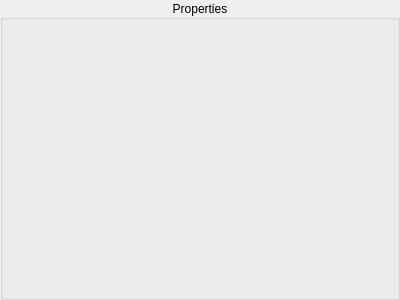
Above: vstreamer/client/list/PropertiesWidget.ui from As-You-Like/video-streamer before the change. Below: the same form after it.
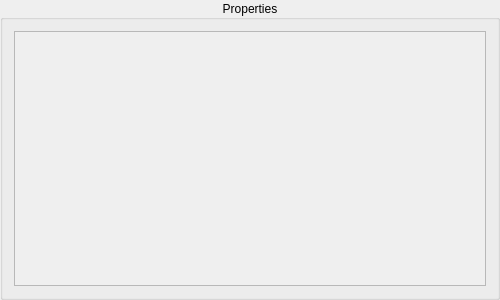
That is the form after the change.

Commit message: Fully implemented usage of additional properties

```diff
--- a/vstreamer/client/list/PropertiesWidget.ui
+++ b/vstreamer/client/list/PropertiesWidget.ui
@@ -6,7 +6,7 @@
    <rect>
     <x>0</x>
     <y>0</y>
-    <width>400</width>
+    <width>500</width>
     <height>300</height>
    </rect>
   </property>
@@ -19,28 +19,65 @@
         <property name="alignment">
             <set>Qt::AlignCenter</set>
         </property>
-        <layout name="verticalLayout" class="QVBoxLayout">
+  <layout class="QVBoxLayout" name="verticalLayout">
+   <property name="spacing">
+    <number>10</number>
+   </property>
+   <item>
+    <widget class="QScrollArea" name="scrollArea">
+     <property name="widgetResizable">
+      <bool>true</bool>
+     </property>
+     <widget class="QWidget" name="scrollAreaWidgetContents">
+      <property name="geometry">
+       <rect>
+        <x>0</x>
+        <y>0</y>
+        <width>478</width>
+        <height>257</height>
+       </rect>
+      </property>
+      <property name="minimumSize">
+       <size>
+        <width>0</width>
+        <height>100</height>
+       </size>
+      </property>
+      <layout class="QVBoxLayout" name="verticalLayout_2">
             <property name="spacing">
                 <number>12</number>
             </property>
             <item>
-                <widget name="title_label" class="QLabel">
+        <widget class="QLabel" name="title_label">
                     <property name="styleSheet">
                         <string notr="true">font: 22pt;</string>
                     </property>
                     <property name="text">
-                        <string />
-                    </property>
+          <string/>
+         </property>
+         <property name="wordWrap">
+          <bool>true</bool>
+         </property>
                 </widget>
             </item>
             <item>
-                <widget name="properties_info_label" class="QLabel">
+        <widget class="QLabel" name="description_label">
+         <property name="text">
+          <string/>
+         </property>
+        </widget>
+       </item>
+       <item>
+        <widget class="QLabel" name="properties_info_label">
                     <property name="styleSheet">
                         <string notr="true">font: 15pt;
                         </string>
                     </property>
                     <property name="text">
-                        <string />
+          <string/>
+         </property>
+         <property name="wordWrap">
+          <bool>true</bool>
                     </property>
                 </widget>
             </item>
@@ -55,12 +92,15 @@
                 </layout>
             </item>
             <item>
-                <widget name="other_properties_info_label" class="QLabel">
+        <widget class="QLabel" name="other_properties_info_label">
                     <property name="styleSheet">
                         <string notr="true">font:15pt;</string>
                     </property>
                     <property name="text">
-                        <string />
+          <string/>
+         </property>
+         <property name="wordWrap">
+          <bool>true</bool>
                     </property>
                 </widget>
             </item>
@@ -86,6 +126,10 @@
                         </size>
                     </property>
                 </spacer>
+       </item>
+      </layout>
+     </widget>
+    </widget>
             </item>
         </layout>
  </widget>
```
Left out of the diff: 14 changed lines with no effect on the pictures. Lines whose indentation alone changed are shown as unchanged. The commit also changes 22 other files.
